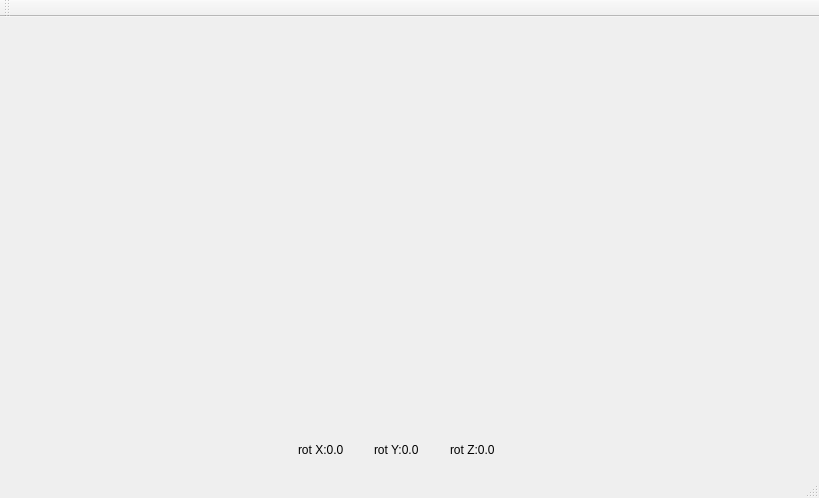
The window that mainwindow.ui (mdchaparror/MPU6050-VIEW) describes before a commit, drawn with Qt 5.
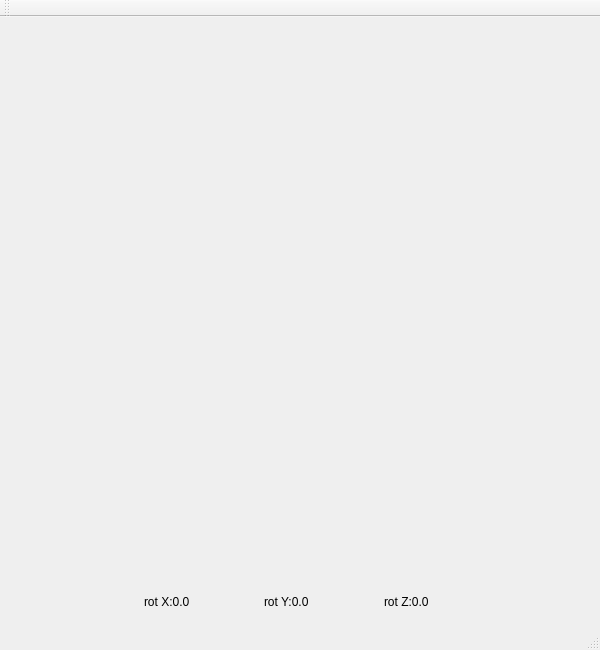
The same window after the commit. Custom widgets are drawn as their Qt base class.

Patch:
```diff
--- a/mainwindow.ui
+++ b/mainwindow.ui
@@ -6,8 +6,8 @@
    <rect>
     <x>0</x>
     <y>0</y>
-    <width>819</width>
-    <height>498</height>
+    <width>600</width>
+    <height>650</height>
    </rect>
   </property>
   <property name="windowTitle">
@@ -19,7 +19,7 @@
      <widget class="GLWidget" name="widget" native="true">
       <property name="minimumSize">
        <size>
-        <width>0</width>
+        <width>400</width>
         <height>400</height>
        </size>
       </property>
```
Left out of the diff: 6 changed lines with no effect on the pictures.
